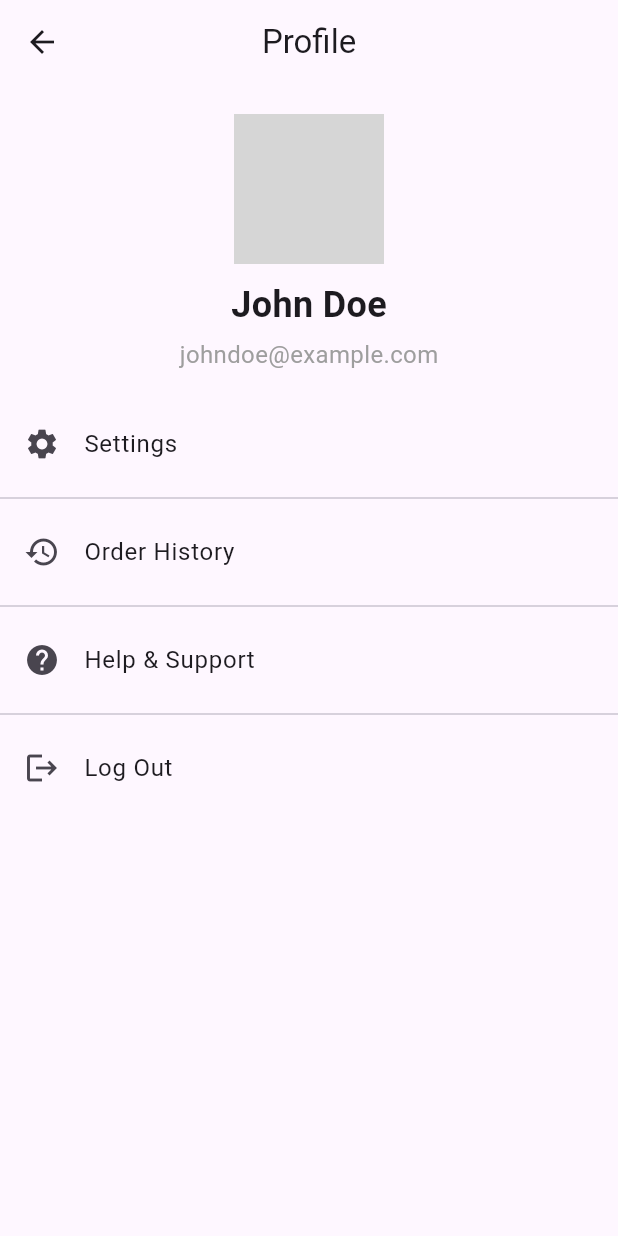
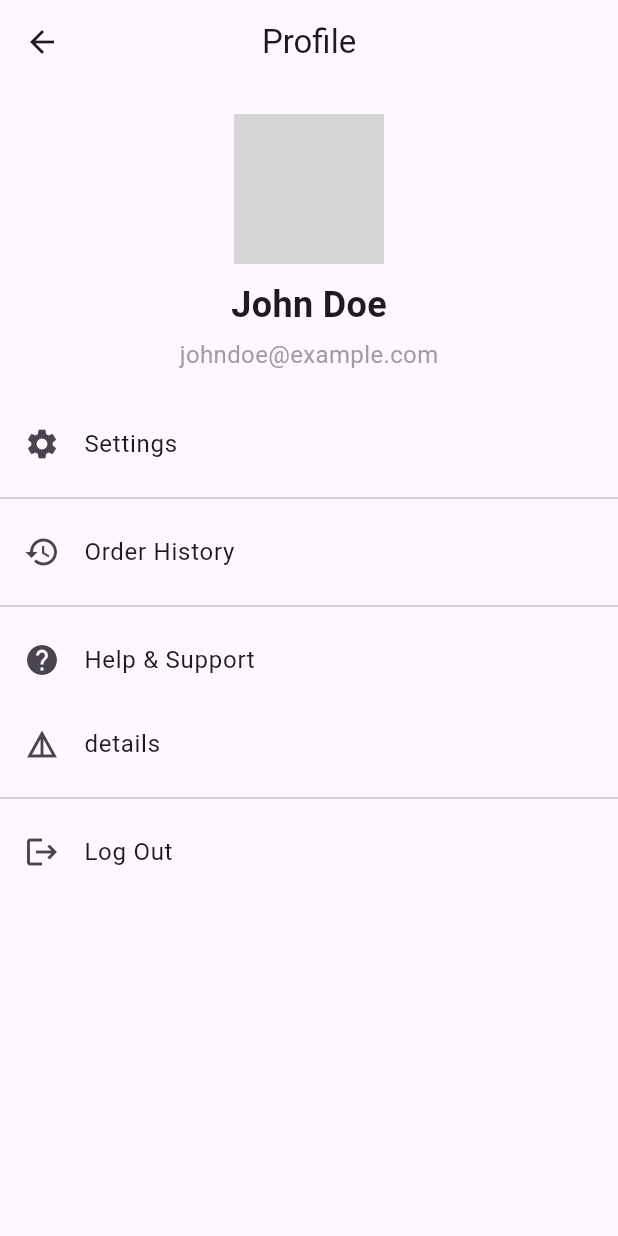
Before and after one commit to dakdim/amritfrontend, a Flutter app: the ProfilePage screen opened directly, on a phone screen of 412 x 824 dp. Run offline on Flutter 3.47's test engine with Material 3 defaults, Android fonts, the light colour scheme and no system bars; our stand-ins replace fl_chart; network calls fail; grey boxes are pictures that could not be loaded.

Commit message:
profile page

```diff
--- a/lib/view/profile.dart
+++ b/lib/view/profile.dart
@@ -61,6 +61,13 @@ class ProfilePage extends StatelessWidget {
                 // Add functionality here
               },
             ),
+            ListTile(
+              leading: const Icon(Icons.details),
+              title: const Text("details"),
+              onTap: () {
+                // Add functionality here
+              },
+            ),
             const Divider(),
             ListTile(
               leading: const Icon(Icons.logout),
```
